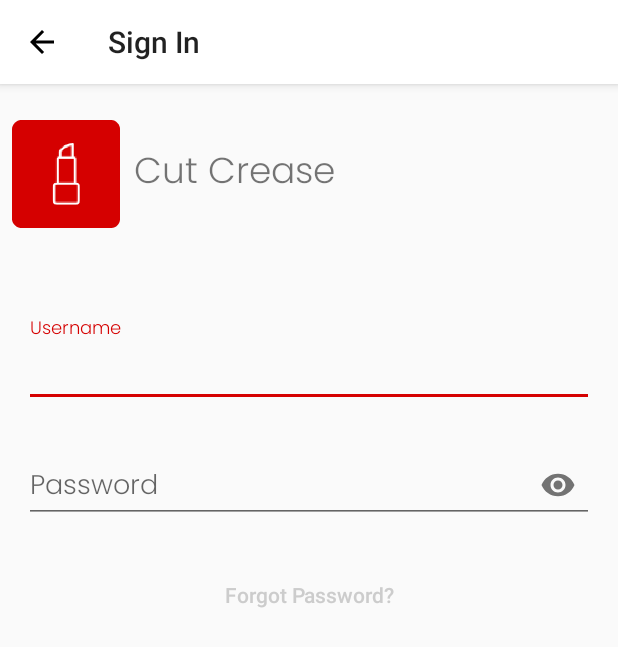
After one commit to PabiMoloi/CutCrease, an Android app: the SignInActivity screen opened directly, with no data from a screen before it, on a phone screen of 412 x 824 dp. The commit adds this screen. Shown: the top 647 px of the screen. Run offline under Robolectric (Android 15) with nearby library versions, the phone set to English and light mode, and no system bars.

Commit message:
Sign in page layout.

```diff
--- a/app/build.gradle
+++ b/app/build.gradle
@@ -31,4 +31,5 @@ dependencies {
     testImplementation 'junit:junit:4.12'
     androidTestImplementation 'com.android.support.test:runner:1.0.2'
     androidTestImplementation 'com.android.support.test.espresso:espresso-core:3.0.2'
+    implementation 'com.android.support:design:28.0.0'
 }
--- a/app/src/main/AndroidManifest.xml
+++ b/app/src/main/AndroidManifest.xml
@@ -9,7 +9,8 @@
         android:roundIcon="@mipmap/ic_launcher_round"
         android:supportsRtl="true"
         android:theme="@style/AppTheme">
-        <activity android:name=".SplashActivity"
+        <activity
+            android:name=".SplashActivity"
             android:theme="@style/NoAppBar">
             <intent-filter>
                 <action android:name="android.intent.action.MAIN" />
@@ -17,9 +18,14 @@
                 <category android:name="android.intent.category.LAUNCHER" />
             </intent-filter>
         </activity>
+
         <meta-data
             android:name="preloaded_fonts"
             android:resource="@array/preloaded_fonts" />
+
+        <activity android:name=".SignInActivity"
+            android:parentActivityName=".SplashActivity"
+            android:theme="@style/NoAppBar"></activity>
     </application>
 
 </manifest>
--- /dev/null
+++ b/app/src/main/java/com/example/pmoloi/cutcrease/SignInActivity.kt
@@ -0,0 +1,17 @@
+package com.example.pmoloi.cutcrease
+
+import android.support.v7.app.AppCompatActivity
+import android.os.Bundle
+import android.widget.Toolbar
+
+class SignInActivity : AppCompatActivity() {
+
+    override fun onCreate(savedInstanceState: Bundle?) {
+        super.onCreate(savedInstanceState)
+        setContentView(R.layout.activity_sign_in)
+        val toolbar = findViewById<android.support.v7.widget.Toolbar>(R.id.toolbar)
+        toolbar?.title = "Sign In"
+        toolbar.setNavigationIcon(R.drawable.ic_arrow_back24dp)
+        setSupportActionBar(findViewById(R.id.toolbar))
+    }
+}
--- a/app/src/main/java/com/example/pmoloi/cutcrease/SplashActivity.kt
+++ b/app/src/main/java/com/example/pmoloi/cutcrease/SplashActivity.kt
@@ -1,7 +1,9 @@
 package com.example.pmoloi.cutcrease
 
+import android.content.Intent
 import android.support.v7.app.AppCompatActivity
 import android.os.Bundle
+import android.view.View
 
 class SplashActivity : AppCompatActivity() {
 
@@ -9,4 +11,9 @@ class SplashActivity : AppCompatActivity() {
         super.onCreate(savedInstanceState)
         setContentView(R.layout.activity_splash)
     }
+
+    fun startSignInActivity(view: View){
+        val intent = Intent(view.context, SignInActivity::class.java)
+        view.context.startActivity(intent)
+    }
 }
--- /dev/null
+++ b/app/src/main/res/drawable/ic_arrow_back24dp.xml
@@ -0,0 +1,9 @@
+<vector xmlns:android="http://schemas.android.com/apk/res/android"
+        android:width="24dp"
+        android:height="24dp"
+        android:viewportWidth="24.0"
+        android:viewportHeight="24.0">
+    <path
+        android:fillColor="#FF000000"
+        android:pathData="M20,11H7.83l5.59,-5.59L12,4l-8,8 8,8 1.41,-1.41L7.83,13H20v-2z"/>
+</vector>
--- /dev/null
+++ b/app/src/main/res/layout/activity_sign_in.xml
@@ -0,0 +1,129 @@
+<?xml version="1.0" encoding="utf-8"?>
+<android.support.constraint.ConstraintLayout xmlns:android="http://schemas.android.com/apk/res/android"
+    xmlns:app="http://schemas.android.com/apk/res-auto"
+    xmlns:tools="http://schemas.android.com/tools"
+    android:layout_width="match_parent"
+    android:layout_height="match_parent"
+    tools:context=".SignInActivity">
+    <android.support.v7.widget.Toolbar
+        android:id="@+id/toolbar"
+        android:layout_width="match_parent"
+        android:layout_height="?attr/actionBarSize"
+        android:background="?attr/colorPrimary"
+        android:elevation="4dp"/>
+
+    <ImageView
+        android:id="@+id/imageViewSignInLogo"
+        android:layout_width="wrap_content"
+        android:layout_height="wrap_content"
+        android:layout_marginStart="8dp"
+        android:layout_marginTop="24dp"
+        android:contentDescription="@string/content_description"
+        app:layout_constraintEnd_toStartOf="@+id/textViewSignInAppName"
+        app:layout_constraintHorizontal_bias="0.5"
+        app:layout_constraintHorizontal_chainStyle="spread_inside"
+        app:layout_constraintStart_toStartOf="parent"
+        app:layout_constraintTop_toBottomOf="@+id/toolbar"
+        app:srcCompat="@mipmap/ic_launcher_round" />
+
+    <TextView
+        android:id="@+id/textViewSignInAppName"
+        android:layout_width="0dp"
+        android:layout_height="wrap_content"
+        android:layout_marginStart="9dp"
+        android:layout_marginTop="32dp"
+        android:layout_marginEnd="8dp"
+        android:layout_marginBottom="8dp"
+        android:fontFamily="@font/poppins_light"
+        android:text="@string/app_name"
+        android:textAllCaps="false"
+        android:textSize="24sp"
+        app:layout_constraintBottom_toBottomOf="@+id/imageViewSignInLogo"
+        app:layout_constraintEnd_toEndOf="parent"
+        app:layout_constraintHorizontal_bias="0.5"
+        app:layout_constraintStart_toEndOf="@+id/imageViewSignInLogo"
+        app:layout_constraintTop_toBottomOf="@+id/toolbar" />
+
+    <android.support.design.widget.TextInputLayout
+        android:id="@+id/textInputSignInUsername"
+        android:layout_width="0dp"
+        android:layout_height="wrap_content"
+        android:layout_marginStart="16dp"
+        android:layout_marginTop="58dp"
+        android:layout_marginEnd="16dp"
+        app:hintEnabled="true"
+        app:layout_constraintEnd_toEndOf="parent"
+        app:layout_constraintStart_toStartOf="parent"
+        app:layout_constraintTop_toBottomOf="@+id/imageViewSignInLogo">
+
+        <android.support.design.widget.TextInputEditText
+            android:id="@+id/editTextSignInUsername"
+            android:layout_width="match_parent"
+            android:layout_height="wrap_content"
+            android:fontFamily="@font/poppins_light"
+            android:hint="@string/title_username"
+            android:singleLine="true"
+            android:textAllCaps="false"
+            android:textColor="@color/colorPrimaryText" />
+    </android.support.design.widget.TextInputLayout>
+
+    <android.support.design.widget.TextInputLayout
+        android:id="@+id/textInputSignInPassword"
+        android:layout_width="0dp"
+        android:layout_height="wrap_content"
+        android:layout_marginStart="16dp"
+        android:layout_marginTop="16dp"
+        android:layout_marginEnd="16dp"
+        app:layout_constraintEnd_toEndOf="parent"
+        app:layout_constraintStart_toStartOf="parent"
+        app:layout_constraintTop_toBottomOf="@+id/textInputSignInUsername"
+        app:passwordToggleEnabled="true">
+
+        <android.support.design.widget.TextInputEditText
+            android:id="@+id/editTextSignInPassword"
+            android:layout_width="match_parent"
+            android:layout_height="wrap_content"
+            android:fontFamily="@font/poppins_light"
+            android:hint="@string/title_password"
+            android:inputType="textPassword"
+            android:singleLine="true" />
+    </android.support.design.widget.TextInputLayout>
+
+    <Button
+        android:id="@+id/buttonSignIn"
+        style="@style/Widget.MaterialComponents.Button"
+        android:layout_width="120dp"
+        android:layout_height="wrap_content"
+        android:layout_marginStart="16dp"
+        android:layout_marginEnd="8dp"
+        android:layout_marginBottom="48dp"
+        android:backgroundTint="#d50000"
+        android:elevation="8dp"
+        android:fontFamily="@font/poppins_light"
+        android:text="@string/title_sign_in"
+        android:textAllCaps="false"
+        android:textColor="@color/colorPrimary"
+        android:textSize="14sp"
+        app:layout_constraintBottom_toBottomOf="parent"
+        app:layout_constraintEnd_toEndOf="parent"
+        app:layout_constraintHorizontal_bias="0.9"
+        app:layout_constraintStart_toStartOf="parent"
+        tools:text="@string/title_sign_in" />
+
+    <Button
+        android:id="@+id/buttonForgotPassword"
+        style="@style/Widget.AppCompat.Button.Borderless"
+        android:layout_width="0dp"
+        android:layout_height="wrap_content"
+        android:layout_marginStart="8dp"
+        android:layout_marginTop="24dp"
+        android:layout_marginEnd="8dp"
+        android:elevation="8dp"
+        android:text="@string/title_forgot_password"
+        android:textAllCaps="false"
+        android:textColor="@color/colorPrimaryDark"
+        app:layout_constraintEnd_toEndOf="parent"
+        app:layout_constraintStart_toStartOf="parent"
+        app:layout_constraintTop_toBottomOf="@+id/textInputSignInPassword" />
+
+</android.support.constraint.ConstraintLayout>
--- a/app/src/main/res/layout/activity_splash.xml
+++ b/app/src/main/res/layout/activity_splash.xml
@@ -38,7 +38,8 @@
         app:layout_constraintEnd_toEndOf="parent"
         app:layout_constraintStart_toStartOf="parent"
         app:layout_constraintTop_toBottomOf="@+id/textViewSplashAppName"
-        app:layout_constraintVertical_chainStyle="packed" />
+        app:layout_constraintVertical_chainStyle="packed"
+        android:onClick="startSignInActivity"/>
 
     <Button
         android:id="@+id/buttonSplashSignUp"
--- a/app/src/main/res/values/colors.xml
+++ b/app/src/main/res/values/colors.xml
@@ -3,9 +3,9 @@
     <color name="colorPrimary">#ffffff</color>
     <color name="colorPrimaryLight">#ffffff</color>
     <color name="colorPrimaryDark">#cccccc</color>
-    <color name="colorAccent">#d81b60</color>
-    <color name="colorSecondaryLight">#ff5c8d</color>
-    <color name="colorSecondaryDark">#a00037</color>
+    <color name="colorAccent">#d50000</color>
+    <color name="colorSecondaryLight">#ff5131</color>
+    <color name="colorSecondaryDark">#9b0000</color>
     <color name="colorPrimaryText">#000000</color>
     <color name="colorSecondaryText">#ffffff</color>
 </resources>
--- a/app/src/main/res/values/strings.xml
+++ b/app/src/main/res/values/strings.xml
@@ -3,4 +3,7 @@
     <string name="content_description">image</string>
     <string name="title_sign_in">Sign In</string>
     <string name="title_sign_up">Sign Up</string>
+    <string name="title_username">Username</string>
+    <string name="title_password">Password</string>
+    <string name="title_forgot_password">Forgot Password?</string>
 </resources>
```
